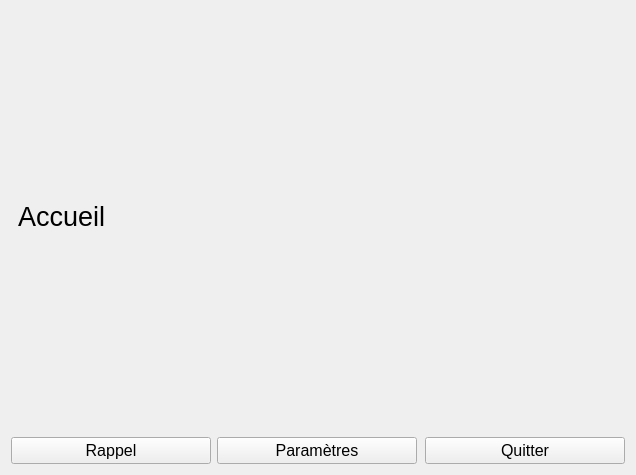
Old version of the form forms/home.ui in the repository axel7083/Fitts.
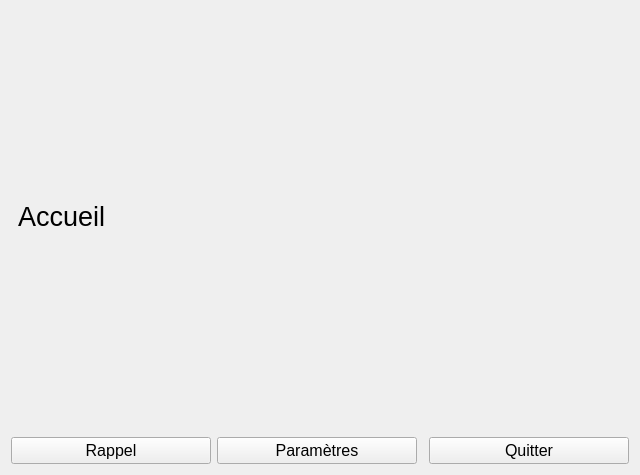
New version of the form.

```diff
--- a/forms/home.ui
+++ b/forms/home.ui
@@ -6,7 +6,7 @@
    <rect>
     <x>0</x>
     <y>0</y>
-    <width>636</width>
+    <width>640</width>
     <height>475</height>
    </rect>
   </property>
```
Left out of the diff: 2 changed lines with no effect on the pictures.
